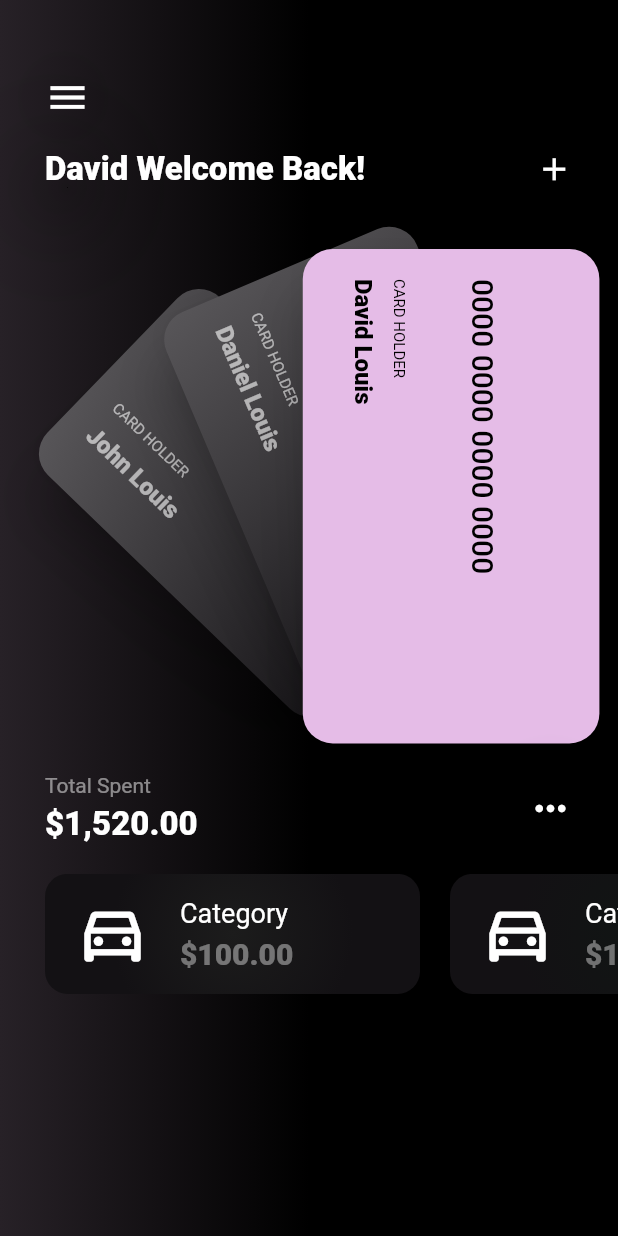
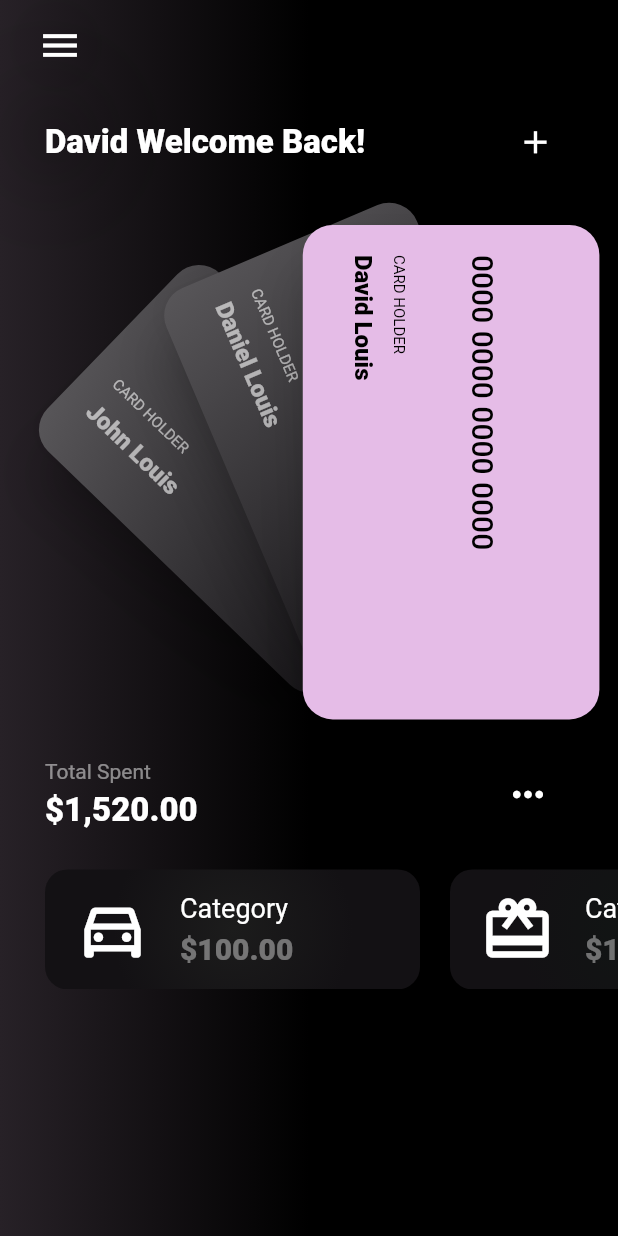
Before and after one commit to Illia-Dulebov/junior_dart_bloc_app1, a Flutter app: the CardPage screen opened directly, on a phone screen of 412 x 824 dp. Run offline on Flutter 3.47's test engine with Material 2 defaults, Android fonts, the phone set to English and light mode, and no system bars; our stand-ins replace bloc, bloc_concurrency, equatable, flutter_bloc, get_it, stream_transform; network calls fail; statements that could not run were skipped.

Commit message:
Some ui fixes

```diff
--- a/lib/users/views/card_page.dart
+++ b/lib/users/views/card_page.dart
@@ -17,35 +17,42 @@ class CardPage extends StatelessWidget{
   Widget build(BuildContext context) {
     return Scaffold(
       body: Container(
-        padding: const EdgeInsetsDirectional.only(top: 50),
         color: Colors.black,
         alignment: Alignment.topCenter,
         child: CustomPaint(
           painter: BackgroundPainter(),
           child: Row(children: [
             Expanded(child:
-            Column(
+            ListView(
+              children: [Column(
                 children: [
                   Container(
-                  padding: const EdgeInsets.symmetric(horizontal: 30),
                     child: Column(
                       crossAxisAlignment: CrossAxisAlignment.start,
                       children: [
+
                         Row(
                           mainAxisAlignment: MainAxisAlignment.spaceBetween,
                               children:[
-                          TransparentIconButton(
+                                Padding(
+                                  padding: const EdgeInsets.only(left: 10),
+                                  child: TransparentIconButton(
                                       iconData: Icons.menu,
                                       size: 30, secondaryColor:
                                       Colors.grey.withOpacity(0.5),
                                       onPressed: (){
                                         print('Pressed transparent menu button');
                                       }),
+                                ),
 
                                 ],),
+                        Padding(
+                          padding: const EdgeInsets.symmetric(horizontal: 30),
+                          child: Column(
+                            children: [
 
                                 Padding(
-                          padding: const EdgeInsets.symmetric(vertical: 20),
+                                  padding: const EdgeInsets.symmetric(vertical: 10),
                                   child: Row(
                                     crossAxisAlignment: CrossAxisAlignment.center,
                                     mainAxisAlignment: MainAxisAlignment.spaceBetween,
@@ -95,6 +102,9 @@ class CardPage extends StatelessWidget{
                             ],
                           ),
                         ),
+                      ],
+                    ),
+                  ),
                   Container(
                     padding: const EdgeInsets.symmetric(vertical: 20),
                     height: 120,
@@ -109,15 +119,15 @@ class CardPage extends StatelessWidget{
                               onPressed: (){
                                 print('Pressed category button');
                               },),
-                            CategoryWidget(color1: Color(0xFF111514), color2: Color(0xFF131114), icon: Icons.directions_car_outlined,
+                              CategoryWidget(color1: Color(0xFF111514), color2: Color(0xFF131114), icon: Icons.card_giftcard_outlined,
                               onPressed: (){
                                 print('Pressed category button');
                               },),
-                            CategoryWidget(color1: Color(0xFF111514), color2: Color(0xFF131114), icon: Icons.directions_car_outlined,
+                              CategoryWidget(color1: Color(0xFF1B1E23), color2: Color(0xFF131114), icon: Icons.lunch_dining_outlined,
                               onPressed: (){
                                 print('Pressed category button');
                               },),
-                            CategoryWidget(color1: Color(0xFF111514), color2: Color(0xFF131114), icon: Icons.directions_car_outlined,
+                              CategoryWidget(color1: Color(0xFF231B1B), color2: Color(0xFF131114), icon: Icons.fitness_center_outlined,
                               onPressed: (){
                                 print('Pressed category button');
                               },),
@@ -129,6 +139,7 @@ class CardPage extends StatelessWidget{
                 ],
 
               ),
+              ]),
             )
           ],),
           ),
--- a/lib/users/views/category.dart
+++ b/lib/users/views/category.dart
@@ -55,7 +55,7 @@ class _CategoryWidgetState extends State<CategoryWidget> {
               children: [
                 Padding(
                   padding: const EdgeInsets.only(right: 20.0, left: 10),
-                  child: Icon(widget.icon, size: 50, color: Colors.white),
+                  child: Icon(widget.icon, size: 50, color: Colors.white,),
                 ),
                 Column(
                   mainAxisAlignment: MainAxisAlignment.center,
--- a/lib/users/views/home.dart
+++ b/lib/users/views/home.dart
@@ -1,5 +1,4 @@
 import 'package:bloc_app1/users/bloc/user/user.dart';
-import 'package:bloc_app1/users/views/card_page.dart';
 import 'package:bloc_app1/users/views/start.dart';
 import 'package:bloc_app1/users/views/views.dart';
 import 'package:bloc_app1/users/widgets/widgets.dart';
--- a/lib/users/views/transparen_button.dart
+++ b/lib/users/views/transparen_button.dart
@@ -18,7 +18,11 @@ class _TransparentIconButtonState extends State<TransparentIconButton> {
 
   @override
   Widget build(BuildContext context) {
-    return GestureDetector(
+    return Material(
+      color: Colors.transparent,
+      child: InkWell(
+        splashColor: Color(0xFFE5BCE7),
+        borderRadius: BorderRadius.circular(40),
         onTapDown: (tap){
           setState(() {
             _isPressed = true;
@@ -37,7 +41,12 @@ class _TransparentIconButtonState extends State<TransparentIconButton> {
         },
         child: CustomPaint(
           painter: TransparentIconButtonPainter(!_isPressed ? Colors.transparent : widget.secondaryColor, widget.size),
-        child:  Center(child: Icon(widget.iconData, size: widget.size, color: Colors.white,)),
+          child:  Container(
+            height: 2 * widget.size,
+            width: 2 * widget.size,
+            child: Center(child: Icon(widget.iconData, size: widget.size, color: Colors.white,)
+            )),
+        ),
       ),
     );
   }
```
Lines whose indentation alone changed are shown as unchanged.
